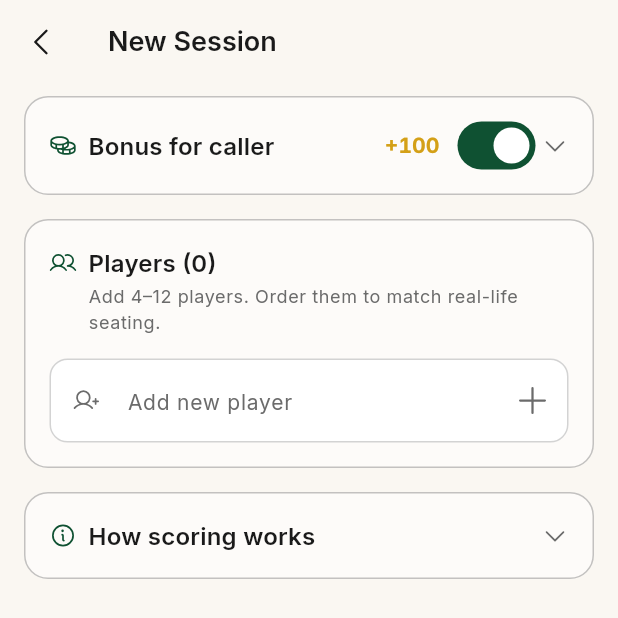
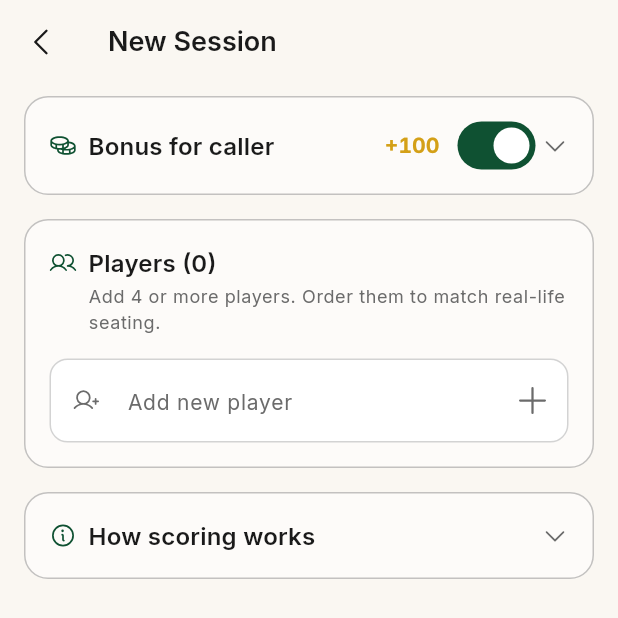
Before and after one commit to appstonelabgit/black-queen-scorer, a Flutter app: the SessionSetupScreen screen opened by its route, on a phone screen of 412 x 824 dp, the top half of it. Run offline on Flutter 3.47's test engine with Material 3 defaults, Android fonts, the phone set to English and light mode, and no system bars; our stand-ins replace app_links, firebase_auth, firebase_core, firebase_database, flutter_riverpod, go_router and 7 more; missing offline and left inert: apsl_ads; accounts and stored records are empty; network calls fail.

Commit message:
feat(setup): remove the 12-player upper limit
Players can now add any number of participants (minimum 4 to start, no
maximum). Drops the cap from selection, add-new, and start-validation,
and updates the copy from "4–12 players" to "4 or more".

Co-Authored-By: Claude Opus 4.8 (1M context) <noreply@anthropic.com>

```diff
--- a/lib/features/home/home_screen.dart
+++ b/lib/features/home/home_screen.dart
@@ -533,7 +533,7 @@ class _WelcomeHint extends StatelessWidget {
                         color: scheme.onSurface)),
                 const SizedBox(height: 2),
                 Text(
-                  'Add 4–12 players, pick a bonus, start tallying rounds.',
+                  'Add 4 or more players, pick a bonus, start tallying rounds.',
                   style: text.bodySmall
                       ?.copyWith(color: scheme.onSurfaceVariant),
                 ),
--- a/lib/features/session_setup/session_setup_screen.dart
+++ b/lib/features/session_setup/session_setup_screen.dart
@@ -50,7 +50,7 @@ class _SessionSetupScreenState extends ConsumerState<SessionSetupScreen> {
     super.dispose();
   }
 
-  bool get _canStart => _selected.length >= 4 && _selected.length <= 12;
+  bool get _canStart => _selected.length >= 4;
 
   void _toggle(String name) {
     setState(() {
@@ -59,7 +59,6 @@ class _SessionSetupScreenState extends ConsumerState<SessionSetupScreen> {
       if (existing >= 0) {
         _selected.removeAt(existing);
       } else {
-        if (_selected.length >= 12) return;
         _selected.add(name);
       }
     });
@@ -92,7 +91,7 @@ class _SessionSetupScreenState extends ConsumerState<SessionSetupScreen> {
       if (!_available.any((p) => p.toLowerCase() == lower)) {
         _available.insert(0, raw);
       }
-      if (_selected.length < 12) _selected.add(raw);
+      _selected.add(raw);
       _newPlayerCtrl.clear();
     });
     _newPlayerFocus.requestFocus();
@@ -263,16 +262,12 @@ class _PlayersSection extends StatelessWidget {
       unselected.add(p);
     }
 
-    final atMax = selected.length >= 12;
-
     return _Section(
       icon: PhosphorIconsRegular.users,
       title: 'Players (${selected.length})',
-      subtitle: atMax
-          ? 'That\'s the max of 12. Remove someone to swap in another.'
-          : selected.isEmpty
-              ? 'Add 4–12 players. Order them to match real-life seating.'
-              : 'Drag to match real-life seating — makes picking teammates faster.',
+      subtitle: selected.isEmpty
+          ? 'Add 4 or more players. Order them to match real-life seating.'
+          : 'Drag to match real-life seating — makes picking teammates faster.',
       child: Column(
         crossAxisAlignment: CrossAxisAlignment.stretch,
         children: [
@@ -316,7 +311,6 @@ class _PlayersSection extends StatelessWidget {
                   PlayerChip(
                     name: p,
                     selected: false,
-                    enabled: !atMax,
                     onTap: () => onToggle(p),
                   ),
               ],
@@ -326,20 +320,19 @@ class _PlayersSection extends StatelessWidget {
           TextField(
             controller: controller,
             focusNode: focusNode,
-            enabled: !atMax,
             textCapitalization: TextCapitalization.words,
             textInputAction: TextInputAction.done,
             decoration: InputDecoration(
-              hintText: atMax ? 'Maximum 12 players' : Strings.addNewPlayer,
+              hintText: Strings.addNewPlayer,
               prefixIcon:
                   const Icon(PhosphorIconsRegular.userPlus, size: 18),
               suffixIcon: IconButton(
                 tooltip: 'Add',
                 icon: const Icon(PhosphorIconsRegular.plus),
-                onPressed: atMax ? null : onSubmitNew,
+                onPressed: onSubmitNew,
               ),
             ),
-            onSubmitted: atMax ? null : (_) => onSubmitNew(),
+            onSubmitted: (_) => onSubmitNew(),
           ),
         ],
       ),
@@ -647,11 +640,8 @@ class _Footer extends StatelessWidget {
   Widget build(BuildContext context) {
     final text = Theme.of(context).textTheme;
     final scheme = Theme.of(context).colorScheme;
-    final hint = count < 4
-        ? 'Pick at least ${4 - count} more'
-        : count > 12
-            ? 'Max 12 players'
-            : 'Ready to start';
+    final hint =
+        count < 4 ? 'Pick at least ${4 - count} more' : 'Ready to start';
 
     return Container(
       padding: const EdgeInsets.fromLTRB(
```
